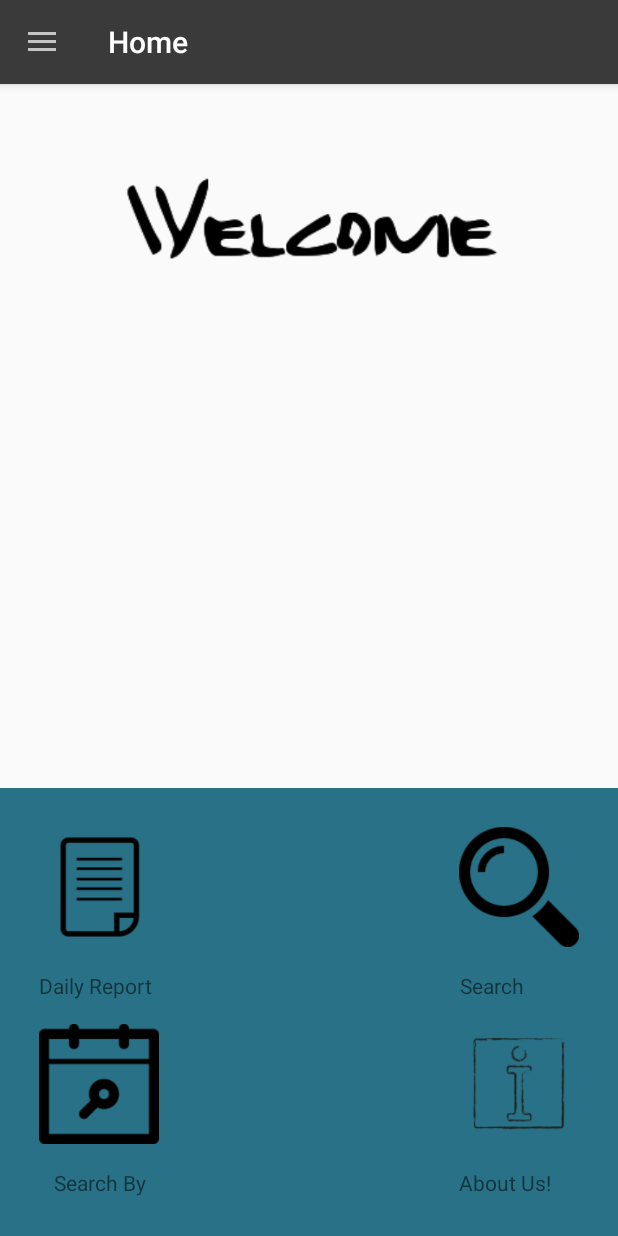
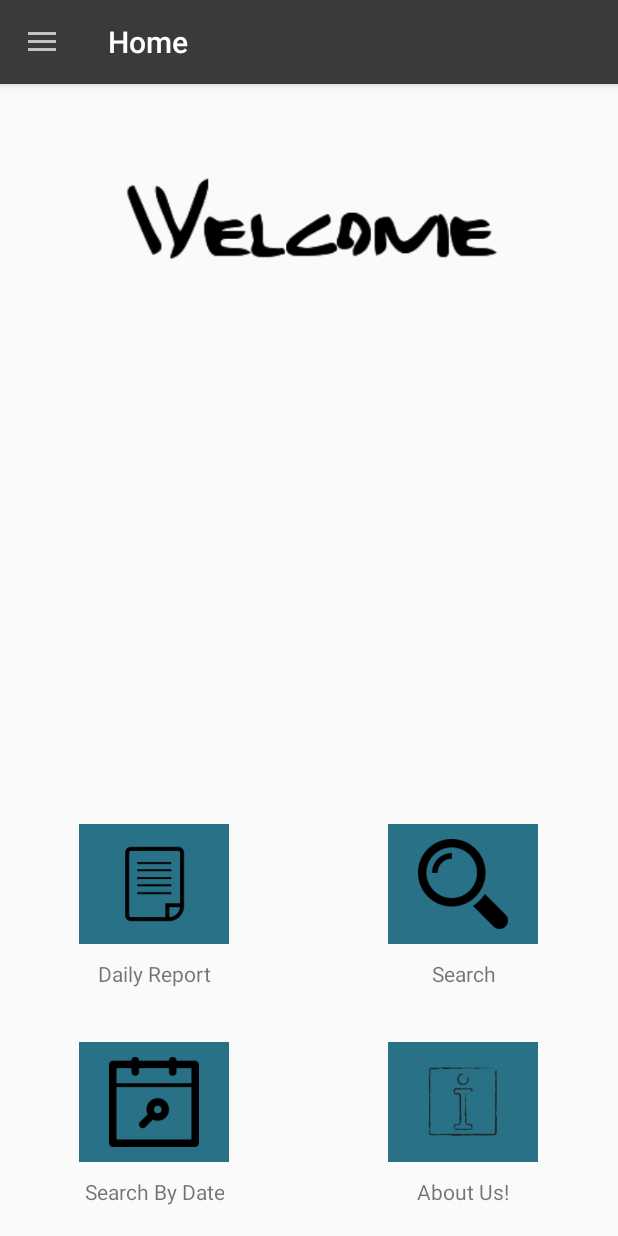
Before and after one commit to AppSecAI-TEST/Factory, an Android app: the Home screen opened directly, with no data from a screen before it, on a phone screen of 412 x 824 dp. Run offline under Robolectric (Android 15) with nearby library versions, the phone set to English and light mode, and no system bars.

Commit message:
02-04-2017

```diff
--- /dev/null
+++ b/app/src/main/res/drawable/grid_view_image_background_shape.xml
@@ -0,0 +1,10 @@
+<?xml version="1.0" encoding="utf-8"?>
+<shape xmlns:android="http://schemas.android.com/apk/res/android"
+    android:shape="rectangle">
+    <solid android:color="@color/grid_view_background" />
+    <padding
+        android:bottom="10dp"
+        android:left="10dp"
+        android:right="10dp"
+        android:top="10dp" />
+</shape>
--- a/app/src/main/res/layout/activity_home.xml
+++ b/app/src/main/res/layout/activity_home.xml
@@ -38,14 +38,7 @@
                 android:layout_height="wrap_content"
                 android:layout_alignParentBottom="true"
                 android:layout_centerHorizontal="true"
-                android:layout_centerVertical="true"
-                android:background="@color/grid_view_background"
-                android:columnWidth="80dp"
-                android:gravity="center"
-                android:horizontalSpacing="16dp"
                 android:numColumns="2"
-                android:padding="26dp"
-                android:stretchMode="spacingWidth"
                 android:verticalSpacing="16dp" />
         </RelativeLayout>
 
--- a/app/src/main/res/layout/menu_grid_view.xml
+++ b/app/src/main/res/layout/menu_grid_view.xml
@@ -1,23 +1,24 @@
 <?xml version="1.0" encoding="utf-8"?>
-<RelativeLayout xmlns:android="http://schemas.android.com/apk/res/android"
+<LinearLayout xmlns:android="http://schemas.android.com/apk/res/android"
     android:layout_width="match_parent"
-    android:layout_height="match_parent">
+    android:layout_height="match_parent"
+    android:gravity="center_horizontal"
+    android:orientation="vertical"
+    android:paddingBottom="20dp">
 
     <ImageView
         android:layout_width="100dp"
         android:layout_height="80dp"
-        android:id="@+id/imageView"
-        android:layout_alignParentTop="true"
-        android:layout_alignParentLeft="true"
-        android:layout_alignParentStart="true"
-        />
+        android:background="@drawable/grid_view_image_background_shape"
+        android:id="@+id/imageView" />
+
 
     <TextView
         android:layout_width="wrap_content"
         android:layout_height="wrap_content"
-        android:text="New Text"
         android:id="@+id/textView"
         android:layout_below="@+id/imageView"
         android:gravity="center"
-        android:layout_marginTop="16dp" />
-</RelativeLayout>
+        android:layout_marginTop="10dp"
+        android:layout_gravity="center"/>
+</LinearLayout>
```
